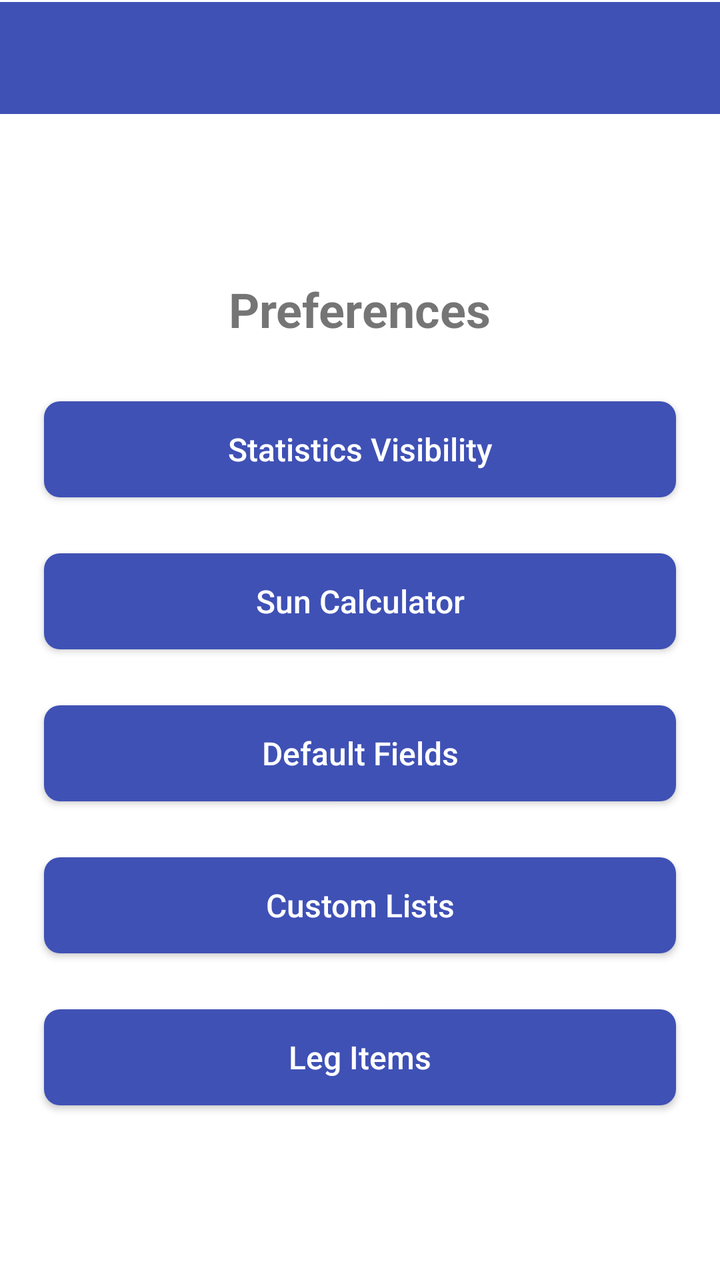
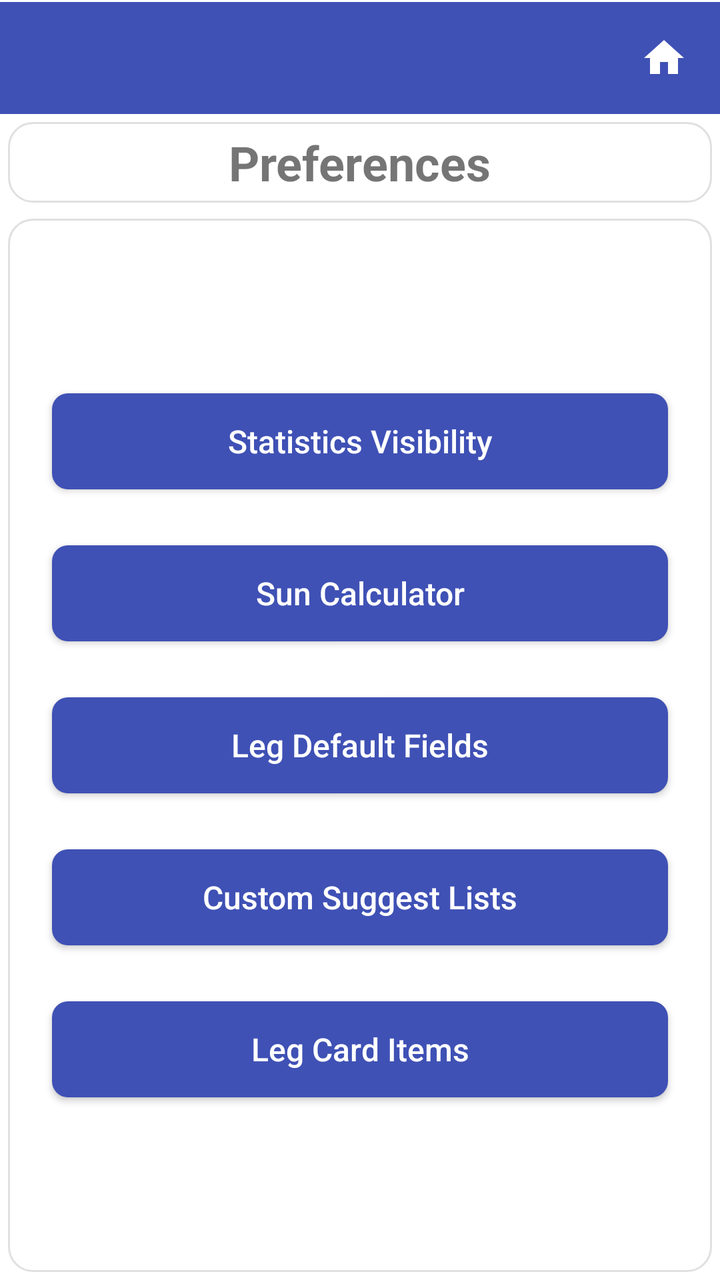

Before-and-after screenshots of an Android layout around one commit, followed by the original layout XML and the change that was made.
<!-- AndroidManifest.xml: application theme Theme.StripToLogbook.View -->
<!-- res/layout/activity_preferences.xml -->
<?xml version="1.0" encoding="utf-8"?>
<LinearLayout xmlns:android="http://schemas.android.com/apk/res/android"
    android:layout_width="match_parent"
    android:layout_height="match_parent"
    android:orientation="vertical">

    
    <LinearLayout
        android:layout_width="match_parent"
        android:layout_height="wrap_content"
        android:orientation="vertical"
        android:background="@color/colorPrimary">

        <View
            android:id="@+id/status_bar_spacer"
            android:layout_width="match_parent"
            android:layout_height="0dp"
            android:background="@color/colorPrimary" />

        <View
            android:layout_width="match_parent"
            android:layout_height="1dp"
            android:background="@color/surface" />

        <androidx.appcompat.widget.Toolbar
            android:id="@+id/toolbar"
            android:layout_width="match_parent"
            android:layout_height="wrap_content"
            android:minHeight="?attr/actionBarSize"
            android:background="@color/colorPrimary"
            style="@style/ToolbarStyle" />
    </LinearLayout>

    
    <LinearLayout
        android:layout_width="match_parent"
        android:layout_height="match_parent"
        android:orientation="vertical"
        android:padding="16dp"
        android:gravity="center">

        <TextView
            android:layout_width="wrap_content"
            android:layout_height="wrap_content"
            android:text="Preferences"
            android:textSize="24sp"
            android:textStyle="bold"
            android:layout_marginBottom="24dp" />

        <Button
            android:id="@+id/btn_statistics_visibility"
            style="@style/PrimaryButtonStyle"
            android:layout_width="match_parent"
            android:layout_height="wrap_content"
            android:text="Statistics Visibility" />

        <Space android:layout_width="match_parent" android:layout_height="16dp" />

        <Button
            android:id="@+id/btn_sun_calculator"
            style="@style/PrimaryButtonStyle"
            android:layout_width="match_parent"
            android:layout_height="wrap_content"
            android:text="Sun Calculator" />

        <Space android:layout_width="match_parent" android:layout_height="16dp" />

        <Button
            android:id="@+id/btn_default_fields"
            style="@style/PrimaryButtonStyle"
            android:layout_width="match_parent"
            android:layout_height="wrap_content"
            android:text="Default Fields" />

        <Space android:layout_width="match_parent" android:layout_height="16dp" />

        <Button
            android:id="@+id/btn_custom_lists"
            style="@style/PrimaryButtonStyle"
            android:layout_width="match_parent"
            android:layout_height="wrap_content"
            android:text="Custom Lists" />

        <Space android:layout_width="match_parent" android:layout_height="16dp" />

        <Button
            android:id="@+id/btn_leg_items"
            style="@style/PrimaryButtonStyle"
            android:layout_width="match_parent"
            android:layout_height="wrap_content"
            android:text="Leg Items" />
        
        
        

    </LinearLayout>
</LinearLayout>
<!-- resources referenced by this layout -->
<resources>
  <color name="colorPrimary">#3F51B5</color>
  <color name="surface">#FFFFFFFF</color>
  <style name="PrimaryButtonStyle" parent="Widget.AppCompat.Button">
          <item name="android:background">@drawable/bg_button_primary</item>
          <item name="android:textColor">@color/surface</item>
          <item name="android:textSize">16sp</item>
          <item name="android:layout_margin">6dp</item>
          <item name="android:textAllCaps">false</item>
          <item name="android:gravity">center</item>
      </style>
  <style name="ToolbarStyle" parent="Widget.AppCompat.Toolbar">
          <item name="android:background">@color/colorPrimary</item>
          <item name="titleTextAppearance">@style/ToolbarTitleStyle</item>
      </style>
  <!-- drawable bg_button_primary (drawable) -->
  <?xml version="1.0" encoding="utf-8"?>
  <shape xmlns:android="http://schemas.android.com/apk/res/android">
      <solid android:color="@color/colorPrimary" />
      <corners android:radius="8dp" />
  </shape>
  <style name="ToolbarTitleStyle" parent="Widget.AppCompat.EditText">
          
          <item name="android:textColor">@color/surface</item>
          <item name="tint">@android:color/white</item>
      </style>
  <color name="purple_500">#FF6200EE</color>
  <color name="purple_700">#FF3700B3</color>
  <color name="teal_200">#FF03DAC5</color>
  <color name="dropdown_background">#FFFFFFFF</color>
  <style name="NoBackgroundTextView" parent="Widget.AppCompat.TextView">
          <item name="android:background">@null</item>
      </style>
  <style name="MyAutoCompleteTextViewStyle" parent="Widget.AppCompat.AutoCompleteTextView">
          <item name="android:textSize">16sp</item>
          <item name="android:textColor">@color/text_primary</item>
          <item name="android:fontFamily">sans-serif</item>
          <item name="android:popupBackground">@color/dropdown_background</item>
      </style>
  <style name="ToolbarNavButtonStyle" parent="Widget.AppCompat.Toolbar.Button.Navigation">
          <item name="android:tint">@color/surface</item>
      </style>
  <!-- drawable edittext_background (drawable) -->
  <selector xmlns:android="http://schemas.android.com/apk/res/android">
      <item android:state_enabled="false"
          android:drawable="@android:color/transparent" />
      <item android:drawable="@drawable/edittext_background_shape" />
  
  
  
  </selector>
  <color name="text_primary">#DE000000</color>
  <!-- drawable edittext_background_shape (drawable) -->
  <shape xmlns:android="http://schemas.android.com/apk/res/android">
      <solid android:color="@color/edittext_background_color" />
      <corners android:radius="4dp" />
      
      <stroke android:width="1dp" android:color="@color/edittext_stroke_color" />
  </shape>
  <color name="edittext_background_color">#F5F5F5</color>
  <color name="edittext_stroke_color">#DDDDDD</color>
  <!-- unchanged entries left out for length: 2 -->
</resources>

<!-- the commit's change to res/layout/activity_preferences.xml (unified diff, before → after) -->
@@ -5,38 +5,15 @@
     android:orientation="vertical">
 
     
-    <LinearLayout
-        android:layout_width="match_parent"
-        android:layout_height="wrap_content"
-        android:orientation="vertical"
-        android:background="@color/colorPrimary">
-
-        <View
-            android:id="@+id/status_bar_spacer"
-            android:layout_width="match_parent"
-            android:layout_height="0dp"
-            android:background="@color/colorPrimary" />
-
-        <View
-            android:layout_width="match_parent"
-            android:layout_height="1dp"
-            android:background="@color/surface" />
-
-        <androidx.appcompat.widget.Toolbar
-            android:id="@+id/toolbar"
-            android:layout_width="match_parent"
-            android:layout_height="wrap_content"
-            android:minHeight="?attr/actionBarSize"
-            android:background="@color/colorPrimary"
-            style="@style/ToolbarStyle" />
-    </LinearLayout>
+    <include layout="@layout/view_app_toolbar" />
 
     
     <LinearLayout
+        style="@style/Card.Surface"
         android:layout_width="match_parent"
-        android:layout_height="match_parent"
+        android:layout_height="wrap_content"
+        android:autoSizeTextType="uniform"
         android:orientation="vertical"
-        android:padding="16dp"
         android:gravity="center">
 
         <TextView
@@ -44,8 +21,18 @@
             android:layout_height="wrap_content"
             android:text="Preferences"
             android:textSize="24sp"
-            android:textStyle="bold"
-            android:layout_marginBottom="24dp" />
+            android:textStyle="bold" />
+
+    </LinearLayout>
+
+    
+    <LinearLayout
+        style="@style/Card.Surface"
+        android:layout_width="match_parent"
+        android:layout_height="match_parent"
+        android:orientation="vertical"
+        android:padding="16dp"
+        android:gravity="center">
 
         <Button
             android:id="@+id/btn_statistics_visibility"
@@ -70,7 +57,7 @@
             style="@style/PrimaryButtonStyle"
             android:layout_width="match_parent"
             android:layout_height="wrap_content"
-            android:text="Default Fields" />
+            android:text="Leg Default Fields" />
 
         <Space android:layout_width="match_parent" android:layout_height="16dp" />
 
@@ -79,7 +66,7 @@
             style="@style/PrimaryButtonStyle"
             android:layout_width="match_parent"
             android:layout_height="wrap_content"
-            android:text="Custom Lists" />
+            android:text="Custom Suggest Lists" />
 
         <Space android:layout_width="match_parent" android:layout_height="16dp" />
 
@@ -88,10 +75,55 @@
             style="@style/PrimaryButtonStyle"
             android:layout_width="match_parent"
             android:layout_height="wrap_content"
-            android:text="Leg Items" />
+            android:text="Leg Card Items" />
         
         
         
 
     </LinearLayout>
 </LinearLayout>
+<!-- res/layout/view_app_toolbar.xml (included above) -->
+<?xml version="1.0" encoding="utf-8"?>
+<LinearLayout xmlns:android="http://schemas.android.com/apk/res/android"
+    android:id="@+id/toolbar_container"
+    android:layout_width="match_parent"
+    android:layout_height="wrap_content"
+    android:orientation="vertical"
+    android:background="@color/colorPrimary">
+
+    <View
+        android:id="@+id/status_bar_spacer"
+        android:layout_width="match_parent"
+        android:layout_height="0dp"
+        android:background="@color/colorPrimary" />
+
+    <View
+        android:layout_width="match_parent"
+        android:layout_height="1dp"
+        android:background="@color/surface" />
+
+    <LinearLayout
+        android:layout_width="match_parent"
+        android:layout_height="wrap_content"
+        android:orientation="horizontal"
+        android:gravity="center_vertical"
+        android:background="@color/colorPrimary">
+
+        <androidx.appcompat.widget.Toolbar
+            android:id="@+id/toolbar"
+            style="@style/ToolbarStyle"
+            android:layout_width="0dp"
+            android:layout_height="wrap_content"
+            android:layout_weight="1"
+            android:background="@color/colorPrimary"
+            android:minHeight="?attr/actionBarSize" />
+
+        <ImageButton
+            android:id="@+id/btn_home"
+            android:layout_width="?attr/actionBarSize"
+            android:layout_height="?attr/actionBarSize"
+            android:background="?attr/selectableItemBackgroundBorderless"
+            android:contentDescription="Home"
+            android:src="@drawable/ic_home" />
+    </LinearLayout>
+</LinearLayout>
<!-- resource entries referenced after the edit -->
@@ -2,6 +2,22 @@
 <resources>
   <color name="colorPrimary">#3F51B5</color>
   <color name="surface">#FFFFFFFF</color>
+  <!-- drawable ic_home (drawable) -->
+  <?xml version="1.0" encoding="utf-8"?>
+  <vector xmlns:android="http://schemas.android.com/apk/res/android"
+      android:width="24dp"
+      android:height="24dp"
+      android:viewportWidth="24"
+      android:viewportHeight="24">
+      <path
+          android:fillColor="@color/surface"
+          android:pathData="M10,20v-6h4v6h5v-8h3L12,3 2,12h3v8z" />
+  </vector>
+  <style name="Card.Surface">
+          <item name="android:background">@drawable/bg_card</item>
+          <item name="android:padding">4dp</item>
+          <item name="android:layout_margin">4dp</item>
+      </style>
   <style name="PrimaryButtonStyle" parent="Widget.AppCompat.Button">
           <item name="android:background">@drawable/bg_button_primary</item>
           <item name="android:textColor">@color/surface</item>
@@ -14,6 +30,14 @@
           <item name="android:background">@color/colorPrimary</item>
           <item name="titleTextAppearance">@style/ToolbarTitleStyle</item>
       </style>
+  <!-- drawable bg_card (drawable) -->
+  <?xml version="1.0" encoding="utf-8"?>
+  <shape xmlns:android="http://schemas.android.com/apk/res/android">
+      <solid android:color="@color/surface" />
+      <corners android:radius="12dp" />
+      <stroke android:width="1dp"
+          android:color="@color/border" />
+  </shape>
   <!-- drawable bg_button_primary (drawable) -->
   <?xml version="1.0" encoding="utf-8"?>
   <shape xmlns:android="http://schemas.android.com/apk/res/android">
@@ -41,6 +65,7 @@
   <style name="ToolbarNavButtonStyle" parent="Widget.AppCompat.Toolbar.Button.Navigation">
           <item name="android:tint">@color/surface</item>
       </style>
+  <color name="border">#E0E0E0</color>
   <!-- drawable edittext_background (drawable) -->
   <selector xmlns:android="http://schemas.android.com/apk/res/android">
       <item android:state_enabled="false"
